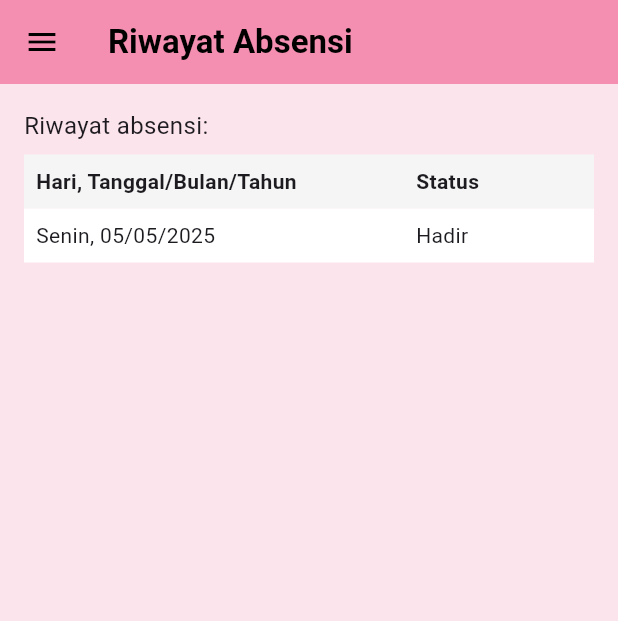
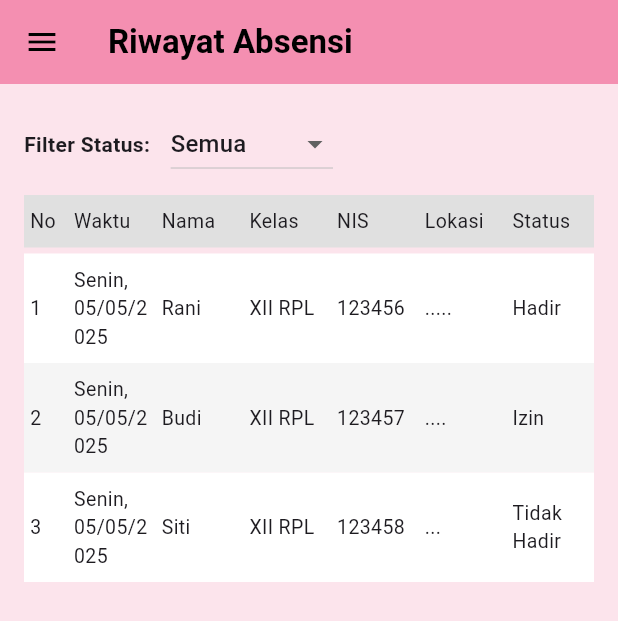
Before and after one commit to Putrid1ana/e-presensi, a Flutter app: the RiwayatAbsensiPage screen opened directly, on a phone screen of 412 x 824 dp. Shown: the top 621 px of the screen. Run offline on Flutter 3.47's test engine with Material 3 defaults, Android fonts, the phone set to English and light mode, and no system bars; our stand-ins replace flutter_map, geolocator, latlong2, shared_preferences; accounts and stored records are empty.

Commit message:
riwayat update

```diff
--- a/lib/riwayat_absensi.dart
+++ b/lib/riwayat_absensi.dart
@@ -1,15 +1,58 @@
 import 'package:flutter/material.dart';
 import 'app_drawer.dart';
 
-class RiwayatAbsensiPage extends StatelessWidget {
-  final String username; // ✅ Tambahkan ini
+class RiwayatAbsensiPage extends StatefulWidget {
+  final String username;
 
-  const RiwayatAbsensiPage({Key? key, this.username = "Username"}) : super(key: key);
+  const RiwayatAbsensiPage({Key? key, this.username = "Username"})
+      : super(key: key);
+
+  @override
+  State<RiwayatAbsensiPage> createState() => _RiwayatAbsensiPageState();
+}
+
+class _RiwayatAbsensiPageState extends State<RiwayatAbsensiPage> {
+  String _selectedStatus = 'Semua';
+
+  // Contoh data absensi (dummy)
+  final List<Map<String, String>> absensiData = [
+    {
+      'nama': 'Rani',
+      'kelas': 'XII RPL',
+      'nis': '123456',
+      'waktu': 'Senin, 05/05/2025',
+      'lokasi': '.....',
+      'status': 'Hadir'
+    },
+    {
+      'nama': 'Budi',
+      'kelas': 'XII RPL',
+      'nis': '123457',
+      'waktu': 'Senin, 05/05/2025',
+      'lokasi': '....',
+      'status': 'Izin'
+    },
+    {
+      'nama': 'Siti',
+      'kelas': 'XII RPL',
+      'nis': '123458',
+      'waktu': 'Senin, 05/05/2025',
+      'lokasi': '...',
+      'status': 'Tidak Hadir'
+    },
+  ];
 
   @override
   Widget build(BuildContext context) {
+    // Filter data berdasarkan status yang dipilih
+    List<Map<String, String>> filteredData = _selectedStatus == 'Semua'
+        ? absensiData
+        : absensiData
+            .where((item) => item['status'] == _selectedStatus)
+            .toList();
+
     return Scaffold(
-      drawer: AppDrawer(username: username), // ✅ Tidak error lagi
+      drawer: AppDrawer(username: widget.username),
       appBar: AppBar(
         backgroundColor: Colors.pink[200],
         elevation: 0,
@@ -27,57 +70,71 @@ class RiwayatAbsensiPage extends StatelessWidget {
       body: Padding(
         padding: const EdgeInsets.all(16.0),
         child: Column(
-          crossAxisAlignment: CrossAxisAlignment.start,
           children: [
-            const Text(
-              "Riwayat absensi:",
-              style: TextStyle(fontSize: 16),
+            // Dropdown filter
+            Row(
+              children: [
+                const Text(
+                  "Filter Status: ",
+                  style: TextStyle(fontWeight: FontWeight.bold),
+                ),
+                const SizedBox(width: 10),
+                DropdownButton<String>(
+                  value: _selectedStatus,
+                  items: ['Semua', 'Hadir', 'Tidak Hadir', 'Izin']
+                      .map((status) => DropdownMenuItem(
+                            value: status,
+                            child: Text(status),
+                          ))
+                      .toList(),
+                  onChanged: (value) {
+                    setState(() {
+                      _selectedStatus = value!;
+                    });
+                  },
+                ),
+              ],
             ),
-            const SizedBox(height: 8),
+            const SizedBox(height: 10),
+            // Header tabel
             Container(
-              width: double.infinity,
-              color: Colors.grey[100],
+              padding: const EdgeInsets.symmetric(vertical: 8),
+              color: Colors.grey[300],
               child: Row(
                 children: const [
-                  Expanded(
-                    flex: 2,
-                    child: Padding(
-                      padding: EdgeInsets.all(8.0),
-                      child: Text("Hari, Tanggal/Bulan/Tahun",
-                          style: TextStyle(fontWeight: FontWeight.bold)),
-                    ),
-                  ),
-                  Expanded(
-                    flex: 1,
-                    child: Padding(
-                      padding: EdgeInsets.all(8.0),
-                      child: Text("Status",
-                          style: TextStyle(fontWeight: FontWeight.bold)),
-                    ),
-                  ),
+                  _TableCellFlex(text: 'No', flex: 1),
+                  _TableCellFlex(text: 'Waktu', flex: 2),
+                  _TableCellFlex(text: 'Nama', flex: 2),
+                  _TableCellFlex(text: 'Kelas', flex: 2),
+                  _TableCellFlex(text: 'NIS', flex: 2),
+                  _TableCellFlex(text: 'Lokasi', flex: 2),
+                  _TableCellFlex(text: 'Status', flex: 2),
                 ],
               ),
             ),
-            Container(
-              width: double.infinity,
-              color: Colors.white,
-              child: Row(
-                children: const [
-                  Expanded(
-                    flex: 2,
-                    child: Padding(
-                      padding: EdgeInsets.all(8.0),
-                      child: Text("Senin, 05/05/2025"),
+            const SizedBox(height: 4),
+            // Isi data
+            Expanded(
+              child: ListView.builder(
+                itemCount: filteredData.length,
+                itemBuilder: (context, index) {
+                  final item = filteredData[index];
+                  return Container(
+                    padding: const EdgeInsets.symmetric(vertical: 8),
+                    color: index % 2 == 0 ? Colors.white : Colors.grey[100],
+                    child: Row(
+                      children: [
+                        _TableCellFlex(text: '${index + 1}', flex: 1),
+                        _TableCellFlex(text: item['waktu']!, flex: 2),
+                        _TableCellFlex(text: item['nama']!, flex: 2),
+                        _TableCellFlex(text: item['kelas']!, flex: 2),
+                        _TableCellFlex(text: item['nis']!, flex: 2),
+                        _TableCellFlex(text: item['lokasi']!, flex: 2),
+                        _TableCellFlex(text: item['status']!, flex: 2),
+                      ],
                     ),
-                  ),
-                  Expanded(
-                    flex: 1,
-                    child: Padding(
-                      padding: EdgeInsets.all(8.0),
-                      child: Text("Hadir"),
-                    ),
-                  ),
-                ],
+                  );
+                },
               ),
             ),
           ],
@@ -86,3 +143,25 @@ class RiwayatAbsensiPage extends StatelessWidget {
     );
   }
 }
+
+// Widget bantu untuk cell kolom tabel
+class _TableCellFlex extends StatelessWidget {
+  final String text;
+  final int flex;
+
+  const _TableCellFlex({required this.text, this.flex = 1});
+
+  @override
+  Widget build(BuildContext context) {
+    return Expanded(
+      flex: flex,
+      child: Padding(
+        padding: const EdgeInsets.symmetric(horizontal: 4),
+        child: Text(
+          text,
+          style: const TextStyle(fontSize: 13),
+        ),
+      ),
+    );
+  }
+}
```
